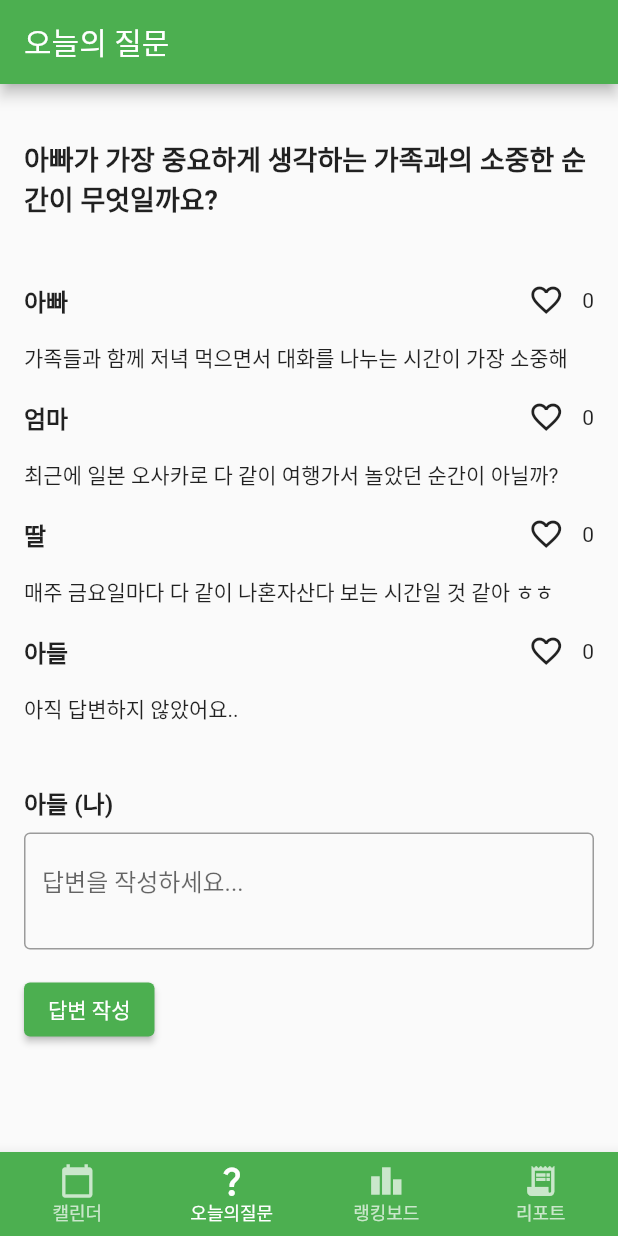
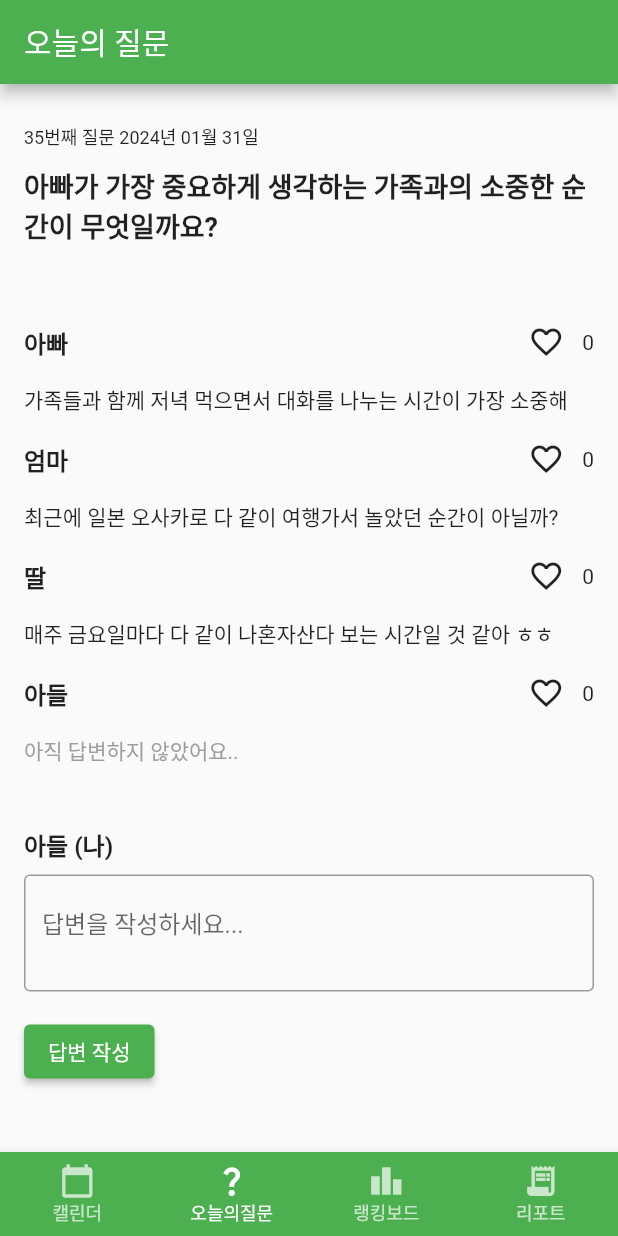
Before and after one commit to ozeeeno/soso_family, a Flutter app: the screen it shows after launch, on a phone screen of 412 x 824 dp. Run offline on Flutter 3.47's test engine with Material 2 defaults, Android fonts, the light colour scheme and no system bars; our stand-ins replace table_calendar.

Commit message:
feat: question page

```diff
--- a/frontend/soso_family/lib/pages/question.dart
+++ b/frontend/soso_family/lib/pages/question.dart
@@ -1,6 +1,5 @@
-// ignore_for_file: library_private_types_in_public_api
-
 import 'package:flutter/material.dart';
+import 'package:intl/intl.dart';
 
 class QuestionPage extends StatefulWidget {
   const QuestionPage({Key? key}) : super(key: key);
@@ -15,15 +14,11 @@ class _QuestionPageState extends State<QuestionPage> {
   late String _momAnswer;
   late String _daughterAnswer;
   late String _sonAnswer;
-  final TextEditingController _commentController = TextEditingController();
-
-  // 각 답변에 대한 좋아요 카운트를 저장하는 변수들
+  TextEditingController _commentController = TextEditingController();
   int _dadLikes = 0;
   int _momLikes = 0;
   int _daughterLikes = 0;
   int _sonLikes = 0;
-
-  // 각 답변에 대한 좋아요 여부를 저장하는 변수들
   bool _dadLiked = false;
   bool _momLiked = false;
   bool _daughterLiked = false;
@@ -32,7 +27,6 @@ class _QuestionPageState extends State<QuestionPage> {
   @override
   void initState() {
     super.initState();
-    // 초기 질문과 답안 설정
     _question = "아빠가 가장 중요하게 생각하는 가족과의 소중한 순간이 무엇일까요?";
     _dadAnswer = "가족들과 함께 저녁 먹으면서 대화를 나누는 시간이 가장 소중해";
     _momAnswer = "최근에 일본 오사카로 다 같이 여행가서 놀았던 순간이 아닐까?";
@@ -42,52 +36,62 @@ class _QuestionPageState extends State<QuestionPage> {
 
   @override
   Widget build(BuildContext context) {
+    String formattedDate = DateFormat('yyyy년 MM월 dd일').format(DateTime.now());
+    // Format the current date as needed
+
     return Scaffold(
       appBar: AppBar(
-        title: const Text('오늘의 질문'),
+        title: Text('오늘의 질문'),
       ),
-      body: Padding(
+      body: SingleChildScrollView(
+        child: Padding(
           padding: const EdgeInsets.all(16.0),
           child: Column(
             crossAxisAlignment: CrossAxisAlignment.start,
             children: [
-            const SizedBox(height: 20),
+              SizedBox(height: 10),
               Text(
-              _question,
-              style: const TextStyle(fontWeight: FontWeight.bold, fontSize: 18),
+                ('35번째 질문 $formattedDate'),
+                style: TextStyle(fontSize: 12),
               ),
-            const SizedBox(height: 30),
+              SizedBox(height: 10),
+              Text(
+                _question, // Display the question with the formatted date
+                style: TextStyle(fontWeight: FontWeight.bold, fontSize: 18),
+              ),
+              SizedBox(height: 40),
               buildFamilyMemberAnswer('아빠', _dadAnswer, _dadLikes, _dadLiked),
               buildFamilyMemberAnswer('엄마', _momAnswer, _momLikes, _momLiked),
               buildFamilyMemberAnswer(
                   '딸', _daughterAnswer, _daughterLikes, _daughterLiked),
               buildFamilyMemberAnswer('아들', _sonAnswer, _sonLikes, _sonLiked),
-            const SizedBox(height: 35),
-            const Text(
+              SizedBox(height: 35),
+              Text(
                 '아들 (나)',
                 style: TextStyle(fontWeight: FontWeight.bold, fontSize: 16),
               ),
-            const SizedBox(height: 8),
+              SizedBox(height: 8),
               TextField(
                 controller: _commentController,
-              decoration: const InputDecoration(
+                decoration: InputDecoration(
                   hintText: '답변을 작성하세요...',
                   border: OutlineInputBorder(),
                 ),
                 maxLines: 2,
               ),
-            const SizedBox(height: 16),
+              SizedBox(height: 16),
               ElevatedButton(
                 onPressed: () {
-                // 댓글 제출 및 화면 업데이트
                   setState(() {
                     _sonAnswer = _commentController.text;
+                    _commentController.text = '';
                   });
                   print('댓글: $_sonAnswer');
                 },
-              child: const Text('답변 작성'),
+                child: Text('답변 작성'),
               ),
             ],
+          ),
         ),
       ),
     );
@@ -103,7 +107,7 @@ class _QuestionPageState extends State<QuestionPage> {
           children: [
             Text(
               member,
-              style: const TextStyle(fontWeight: FontWeight.bold, fontSize: 16),
+              style: TextStyle(fontWeight: FontWeight.bold, fontSize: 16),
             ),
             Row(
               children: [
@@ -113,7 +117,6 @@ class _QuestionPageState extends State<QuestionPage> {
                     color: liked ? Colors.red : null,
                   ),
                   onPressed: () {
-                    // 좋아요 버튼 누를 때마다 카운트 증가
                     setState(() {
                       if (member == '아빠') {
                         _dadLikes += liked ? -1 : 1;
@@ -136,12 +139,14 @@ class _QuestionPageState extends State<QuestionPage> {
             ),
           ],
         ),
-        const SizedBox(height: 4),
+        SizedBox(height: 4),
         Text(
           answer,
-          style: const TextStyle(fontSize: 14),
+          style: answer == "아직 답변하지 않았어요.."
+              ? TextStyle(fontSize: 14, color: Colors.grey)
+              : TextStyle(fontSize: 14),
         ),
-        const SizedBox(height: 5),
+        SizedBox(height: 5),
       ],
     );
   }
```
Lines whose indentation alone changed are shown as unchanged.
